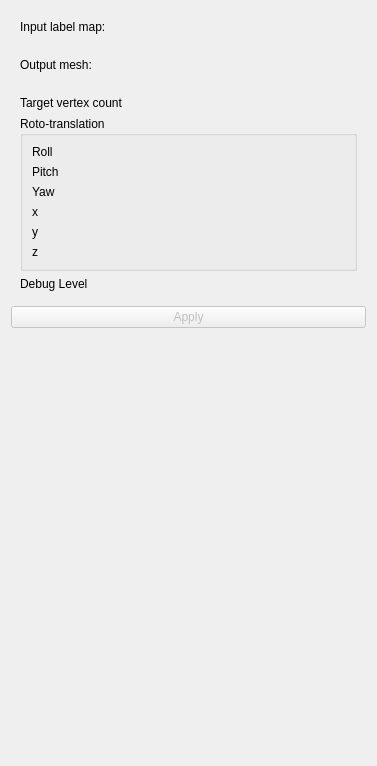
Above: Resources/UI/Kryptonise.ui from snipdome/Kryptonise before the change. Below: the same form after it.
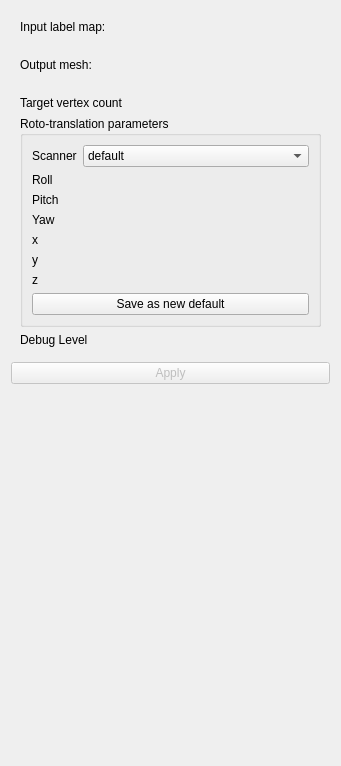
That is the form after the change. Custom widgets are drawn as their Qt base class.

Commit message: add support for multiple scanners and changes over scanner parameters

```diff
--- a/Resources/UI/Kryptonise.ui
+++ b/Resources/UI/Kryptonise.ui
@@ -9,7 +9,7 @@
    <rect>
     <x>0</x>
     <y>0</y>
-    <width>377</width>
+    <width>341</width>
     <height>766</height>
    </rect>
   </property>
@@ -165,64 +165,23 @@
         </property>
        </widget>
       </item>
-      <item row="2" column="0">
-       <widget class="QLabel" name="debugLevelLabel">
-        <property name="enabled">
-         <bool>true</bool>
-        </property>
-        <property name="toolTip">
-         <string>Select the desired number of vertices of the output mesh.</string>
-        </property>
-        <property name="text">
-         <string>Debug Level</string>
-        </property>
-       </widget>
-      </item>
-      <item row="2" column="1">
-       <widget class="ctkSliderWidget" name="debugLevelSliderWidget" native="true">
-        <property name="enabled">
-         <bool>true</bool>
-        </property>
-        <property name="toolTip">
-         <string>Select the desired number of vertices of the output mesh.</string>
-        </property>
-        <property name="decimals" stdset="0">
-         <number>0</number>
-        </property>
-        <property name="singleStep" stdset="0">
-         <double>1.000000000000000</double>
-        </property>
-        <property name="pageStep" stdset="0">
-         <double>1.000000000000000</double>
-        </property>
-        <property name="minimum" stdset="0">
-         <double>0.000000000000000</double>
-        </property>
-        <property name="maximum" stdset="0">
-         <double>3.000000000000000</double>
-        </property>
-        <property name="value" stdset="0">
-         <double>0.000000000000000</double>
-        </property>
-       </widget>
-      </item>
-      <item row="1" column="0" colspan="2">
+      <item row="2" column="0" colspan="2">
        <widget class="QGroupBox" name="RotoTranslationGroupBox">
         <property name="enabled">
          <bool>true</bool>
         </property>
         <property name="title">
-         <string>Roto-translation</string>
+         <string>Roto-translation parameters</string>
         </property>
         <layout class="QFormLayout" name="formLayout">
-         <item row="0" column="0">
+         <item row="1" column="0">
           <widget class="QLabel" name="rollLabel">
            <property name="text">
             <string>Roll</string>
            </property>
           </widget>
          </item>
-         <item row="0" column="1">
+         <item row="1" column="1">
           <widget class="ctkSliderWidget" name="rollSliderWidget" native="true">
            <property name="toolTip">
             <string>Set threshold value for computing the output image. Voxels that have intensities lower than this value will set to zero.</string>
@@ -247,14 +206,14 @@
            </property>
           </widget>
          </item>
-         <item row="1" column="0">
+         <item row="2" column="0">
           <widget class="QLabel" name="pitchLabel">
            <property name="text">
             <string>Pitch</string>
            </property>
           </widget>
          </item>
-         <item row="1" column="1">
+         <item row="2" column="1">
           <widget class="ctkSliderWidget" name="pitchSliderWidget" native="true">
            <property name="toolTip">
             <string>Set threshold value for computing the output image. Voxels that have intensities lower than this value will set to zero.</string>
@@ -279,14 +238,14 @@
            </property>
           </widget>
          </item>
-         <item row="2" column="0">
+         <item row="3" column="0">
           <widget class="QLabel" name="yawLabel">
            <property name="text">
             <string>Yaw</string>
            </property>
           </widget>
          </item>
-         <item row="2" column="1">
+         <item row="3" column="1">
           <widget class="ctkSliderWidget" name="yawSliderWidget" native="true">
            <property name="toolTip">
             <string>Set threshold value for computing the output image. Voxels that have intensities lower than this value will set to zero.</string>
@@ -311,14 +270,14 @@
            </property>
           </widget>
          </item>
-         <item row="3" column="0">
+         <item row="4" column="0">
           <widget class="QLabel" name="xLabel">
            <property name="text">
             <string>x</string>
            </property>
           </widget>
          </item>
-         <item row="3" column="1">
+         <item row="4" column="1">
           <widget class="ctkSliderWidget" name="xSliderWidget" native="true">
            <property name="enabled">
             <bool>true</bool>
@@ -346,14 +305,14 @@
            </property>
           </widget>
          </item>
-         <item row="4" column="0">
+         <item row="5" column="0">
           <widget class="QLabel" name="yLabel">
            <property name="text">
             <string>y</string>
            </property>
           </widget>
          </item>
-         <item row="4" column="1">
+         <item row="5" column="1">
           <widget class="ctkSliderWidget" name="ySliderWidget" native="true">
            <property name="toolTip">
             <string>Set threshold value for computing the output image. Voxels that have intensities lower than this value will set to zero.</string>
@@ -378,14 +337,14 @@
            </property>
           </widget>
          </item>
-         <item row="5" column="0">
+         <item row="6" column="0">
           <widget class="QLabel" name="zLabel">
            <property name="text">
             <string>z</string>
            </property>
           </widget>
          </item>
-         <item row="5" column="1">
+         <item row="6" column="1">
           <widget class="ctkSliderWidget" name="zSliderWidget" native="true">
            <property name="toolTip">
             <string>Set threshold value for computing the output image. Voxels that have intensities lower than this value will set to zero.</string>
@@ -410,9 +369,73 @@
            </property>
           </widget>
          </item>
+         <item row="0" column="1">
+          <widget class="QComboBox" name="scannerComboBox">
+           <item>
+            <property name="text">
+             <string>default</string>
+            </property>
+           </item>
+          </widget>
+         </item>
+         <item row="0" column="0">
+          <widget class="QLabel" name="scannerLabel">
+           <property name="text">
+            <string>Scanner</string>
+           </property>
+          </widget>
+         </item>
+         <item row="7" column="0" colspan="2">
+          <widget class="QPushButton" name="savePushButton">
+           <property name="text">
+            <string>Save as new default</string>
+           </property>
+          </widget>
+         </item>
         </layout>
        </widget>
       </item>
+      <item row="3" column="0">
+       <widget class="QLabel" name="debugLevelLabel">
+        <property name="enabled">
+         <bool>true</bool>
+        </property>
+        <property name="toolTip">
+         <string>Select the desired number of vertices of the output mesh.</string>
+        </property>
+        <property name="text">
+         <string>Debug Level</string>
+        </property>
+       </widget>
+      </item>
+      <item row="3" column="1">
+       <widget class="ctkSliderWidget" name="debugLevelSliderWidget" native="true">
+        <property name="enabled">
+         <bool>true</bool>
+        </property>
+        <property name="toolTip">
+         <string>Select the desired number of vertices of the output mesh.</string>
+        </property>
+        <property name="decimals" stdset="0">
+         <number>0</number>
+        </property>
+        <property name="singleStep" stdset="0">
+         <double>1.000000000000000</double>
+        </property>
+        <property name="pageStep" stdset="0">
+         <double>1.000000000000000</double>
+        </property>
+        <property name="minimum" stdset="0">
+         <double>0.000000000000000</double>
+        </property>
+        <property name="maximum" stdset="0">
+         <double>3.000000000000000</double>
+        </property>
+        <property name="value" stdset="0">
+         <double>0.000000000000000</double>
+        </property>
+       </widget>
+      </item>
      </layout>
     </widget>
    </item>
```
The commit also changes 3 other files.
